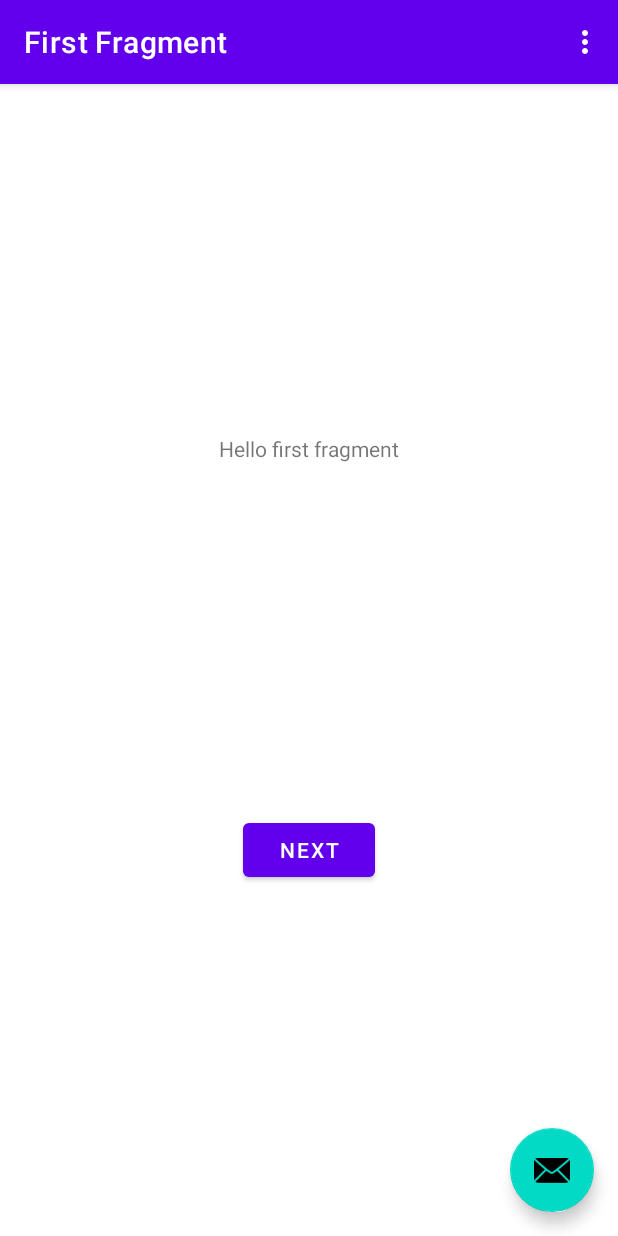
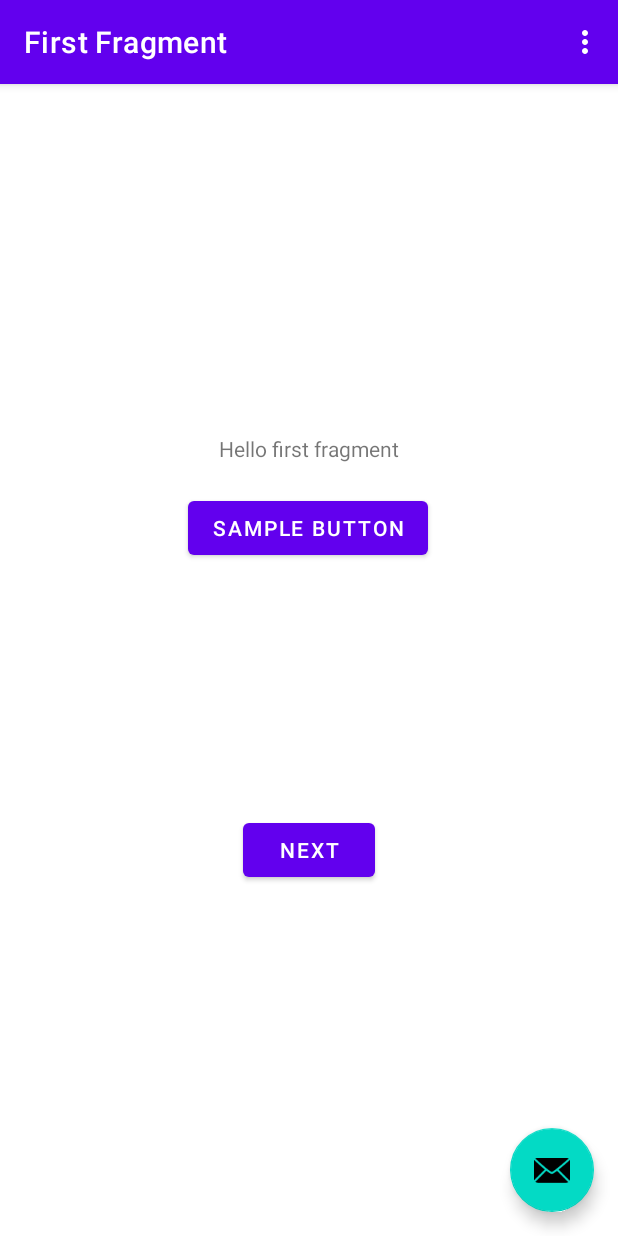
Before and after one commit to jmarcbalbada/sampleproject, an Android app: the screen it shows after launch (MainActivity), on a phone screen of 412 x 824 dp. Run offline under Robolectric (Android 15) with nearby library versions, the phone set to English and light mode, and no system bars; our stand-ins replace navigation-ui.

Commit message:
[Marc] - adding buttons

```diff
--- a/app/src/main/res/layout/content_main.xml
+++ b/app/src/main/res/layout/content_main.xml
@@ -1,6 +1,7 @@
 <?xml version="1.0" encoding="utf-8"?>
 <androidx.constraintlayout.widget.ConstraintLayout xmlns:android="http://schemas.android.com/apk/res/android"
     xmlns:app="http://schemas.android.com/apk/res-auto"
+    xmlns:tools="http://schemas.android.com/tools"
     android:layout_width="match_parent"
     android:layout_height="match_parent"
     app:layout_behavior="@string/appbar_scrolling_view_behavior">
@@ -13,7 +14,22 @@
         app:defaultNavHost="true"
         app:layout_constraintBottom_toBottomOf="parent"
         app:layout_constraintEnd_toEndOf="parent"
+        app:layout_constraintHorizontal_bias="0.0"
         app:layout_constraintStart_toStartOf="parent"
         app:layout_constraintTop_toTopOf="parent"
+        app:layout_constraintVertical_bias="0.0"
         app:navGraph="@navigation/nav_graph" />
+
+    <Button
+        android:id="@+id/button"
+        android:layout_width="wrap_content"
+        android:layout_height="wrap_content"
+        android:layout_marginBottom="448dp"
+        android:text="sample button"
+        app:layout_constraintBottom_toBottomOf="@+id/nav_host_fragment_content_main"
+        app:layout_constraintEnd_toEndOf="parent"
+        app:layout_constraintHorizontal_bias="0.497"
+        app:layout_constraintStart_toStartOf="parent"
+        app:layout_constraintTop_toTopOf="parent"
+        app:layout_constraintVertical_bias="1.0" />
 </androidx.constraintlayout.widget.ConstraintLayout>
```
